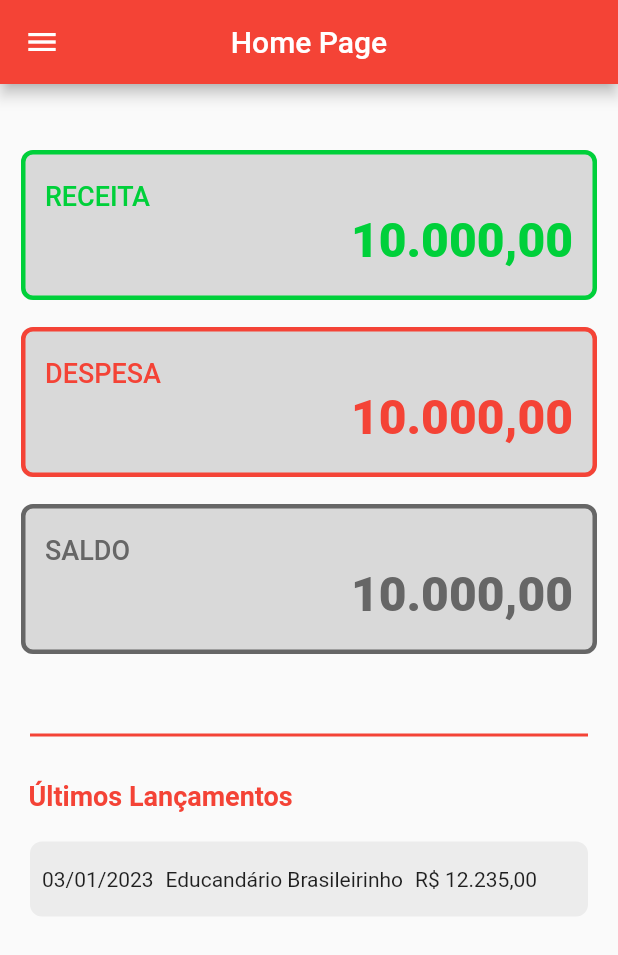
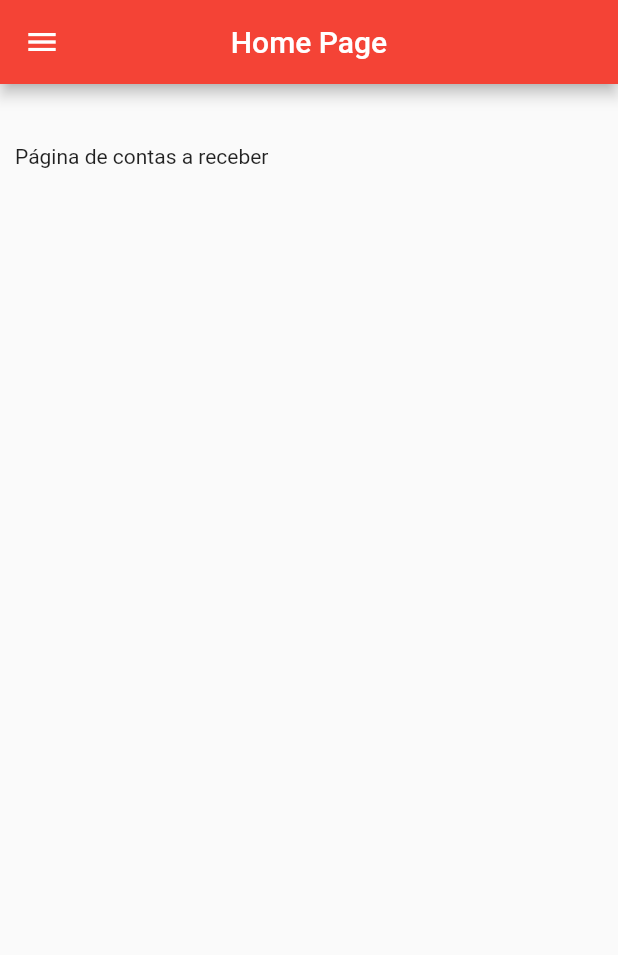
Before and after one commit to proz-tecnologia/PIT03GP04, a Flutter app: the HomePage screen opened by its route, after a tap on "RECEITA", on a phone screen of 412 x 824 dp. Shown: the top 955 px of the screen. Run offline on Flutter 3.47's test engine with Material 2 defaults, Android fonts, the phone set to English and light mode, and no system bars; our stand-ins replace animated_splash_screen, currency_text_input_formatter, flutter_mobx, flutter_slidable, lottie, mobx; missing offline and left inert: validatorless; generated files the repository leaves out were written again; network calls fail.

Commit message:
Contas Receber

```diff
--- /dev/null
+++ b/lib/contas_receber/ui/pages/contas_receber.dart
@@ -0,0 +1,25 @@
+import 'package:flutter/material.dart';
+
+import '../../../login/ui/component/drawer_page.dart';
+
+class ContasReceber extends StatelessWidget {
+  const ContasReceber({super.key});
+
+  @override
+  Widget build(BuildContext context) {
+    return Scaffold(
+      appBar: AppBar(
+        backgroundColor: Colors.red,
+        title: const Text('Home Page'),
+        centerTitle: true,
+      ),
+      drawer: const DrawerView(),
+      body: const Padding(
+        padding: EdgeInsets.symmetric(vertical: 40.0, horizontal: 10.0),
+        // Decoration -> BoxDecoration
+        // https://api.flutter.dev/flutter/painting/BoxDecoration-class.html
+        child: Text("Página de contas a receber"),
+      ),
+    );
+  }
+}
--- a/lib/home/ui/component/card_values_home.dart
+++ b/lib/home/ui/component/card_values_home.dart
@@ -19,9 +19,11 @@ class CardValuesHome extends StatelessWidget {
           ),
           child: InkWell(
             // ? Debug de teste
-            onTap: () => (debugPrint('RECEITA')),
+            onTap: () {
+              Navigator.pushNamed(context, '/contas_receber');
+            },
             child: SizedBox(
-              width: 5000,
+              width: 400,
               height: 100,
               child: Column(
                 mainAxisSize: MainAxisSize.max,
--- a/lib/home/ui/component/cards_values_releases.dart
+++ b/lib/home/ui/component/cards_values_releases.dart
@@ -12,36 +12,78 @@ class CardValuesReleases extends StatelessWidget {
         borderRadius: BorderRadius.circular(8),
       ),
       width: 400,
-      height: 50,
+      height: 80,
       child: Padding(
         padding: const EdgeInsets.all(8.0),
         child: Row(
           children: [
             Column(
-              mainAxisAlignment: MainAxisAlignment.center,
+              mainAxisAlignment: MainAxisAlignment.start,
+              crossAxisAlignment: CrossAxisAlignment.start,
+              children: [
+                Row(
+                  mainAxisAlignment: MainAxisAlignment.start,
                   children: const [
-                Text(
-                  "03/01/2023",
+                    Align(
+                      widthFactor: 1.1,
+                      heightFactor: 1.5,
+                      child: Text(
+                        "Educandário Brasileirinho",
+                        style: TextStyle(
+                          fontSize: 16,
+                        ),
+                      ),
+                    ),
+                  ],
+                ),
+                Row(
+                  mainAxisAlignment: MainAxisAlignment.start,
+                  children: const [
+                    Align(
+                      widthFactor: 1.4,
+                      heightFactor: 1.6,
+                      child: Text(
+                        "Escola",
+                        style: TextStyle(
+                          fontSize: 16,
+                        ),
+                      ),
+                    ),
+                  ],
                 ),
               ],
             ),
             Column(
-              mainAxisAlignment: MainAxisAlignment.center,
+              mainAxisAlignment: MainAxisAlignment.start,
+              crossAxisAlignment: CrossAxisAlignment.start,
+              children: [
+                Row(
+                  mainAxisAlignment: MainAxisAlignment.start,
                   children: const [
                     Align(
-                  widthFactor: 1.1,
+                      widthFactor: 1.3,
+                      heightFactor: 1.4,
                       child: Text(
-                    "Educandário Brasileirinho",
+                        "03/01/2023",
+                        style: TextStyle(
+                          fontSize: 16,
+                        ),
                       ),
                     ),
                   ],
                 ),
-            Column(
-              mainAxisAlignment: MainAxisAlignment.spaceEvenly,
+                Row(
+                  mainAxisAlignment: MainAxisAlignment.start,
                   children: const [
                     Align(
-                  widthFactor: 1,
-                  child: Text("R\$ 12.235,00"),
+                      widthFactor: 1.3,
+                      heightFactor: 1.6,
+                      child: Text(
+                        "R\$ 12.235,00",
+                        style: TextStyle(fontSize: 16),
+                      ),
+                    ),
+                  ],
                 ),
               ],
             ),
--- a/lib/home/ui/pages/home_page.dart
+++ b/lib/home/ui/pages/home_page.dart
@@ -84,6 +84,18 @@ class _HomePageState extends State<HomePage> {
                 ),
                 // ? Chamando a tela de cards com lançamento
                 CardValuesReleases(),
+                SizedBox(
+                  height: 10,
+                ),
+                CardValuesReleases(),
+                SizedBox(
+                  height: 10,
+                ),
+                CardValuesReleases(),
+                SizedBox(
+                  height: 10,
+                ),
+                CardValuesReleases(),
               ],
             ),
           ),
--- a/lib/login/ui/component/drawer_page.dart
+++ b/lib/login/ui/component/drawer_page.dart
@@ -27,7 +27,6 @@ class _DrawerViewState extends State<DrawerView> {
   Widget build(BuildContext context) {
     return SafeArea(
       child: Drawer(
-        // width: 225,
         child: Center(
           child: Column(
             children: [
--- a/lib/main.dart
+++ b/lib/main.dart
@@ -1,4 +1,5 @@
 import 'package:flutter/material.dart';
+import 'package:four_finance_app/contas_receber/ui/pages/contas_receber.dart';
 import 'package:four_finance_app/controller/transaction.controller.dart';
 import 'package:four_finance_app/login/ui/component/drawer_page.dart';
 import 'package:four_finance_app/src/ui/pages/transaction_page.dart';
@@ -42,6 +43,7 @@ class MyApp extends StatelessWidget {
           '/drawer': (_) => const DrawerView(),
           '/home': (_) => const HomePage(),
           '/transaction': (_) => const TransactionPage(),
+          '/contas_receber': (_) => const ContasReceber(),
         },
       ),
     );
```
Lines whose indentation alone changed are shown as unchanged.
